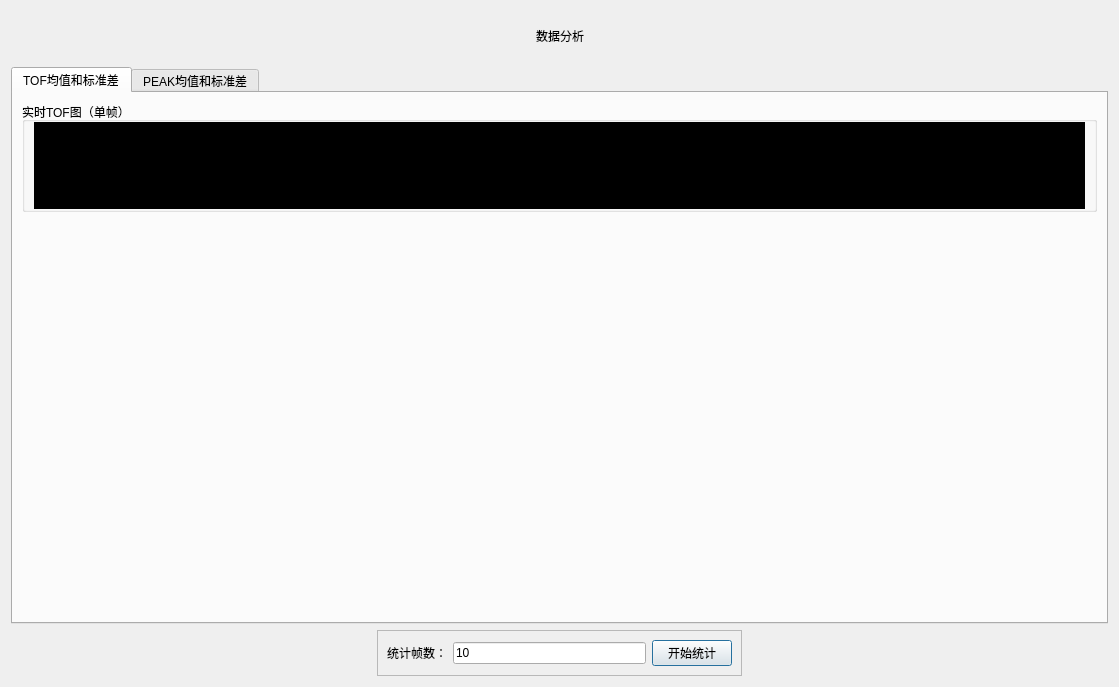
The window that statisticsdialog.ui (heathen557/linearArrayUSB) describes before a commit, drawn with Qt 5.
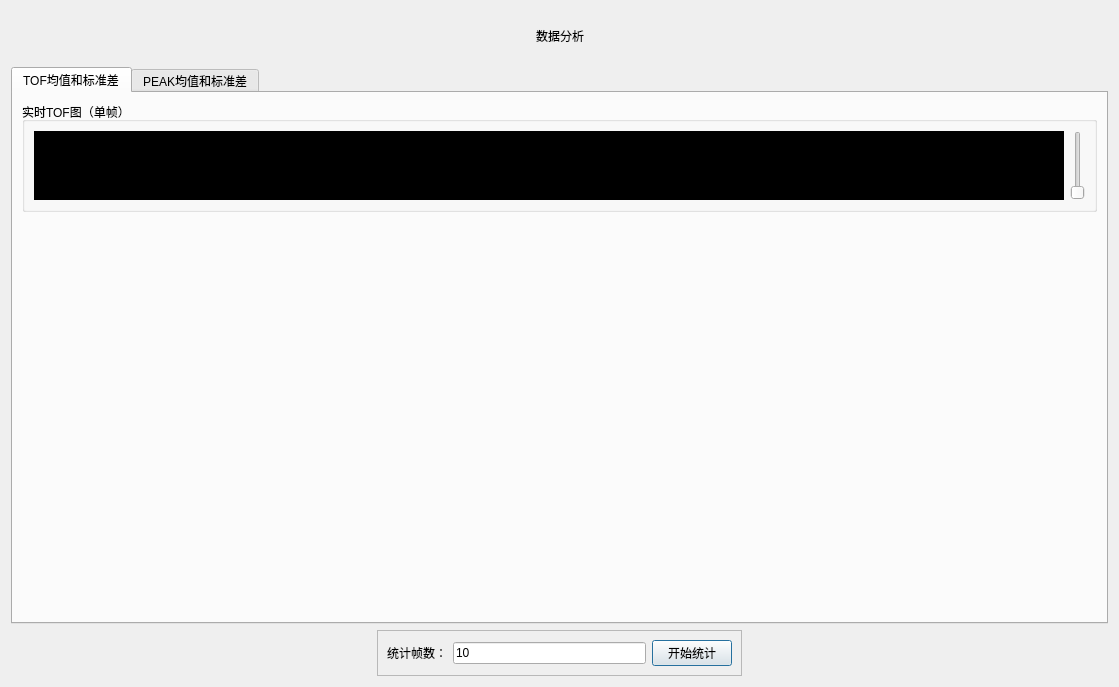
The same window after the commit. Icons and pictures are not drawn. Custom widgets are drawn as their Qt base class.

```diff
--- a/statisticsdialog.ui
+++ b/statisticsdialog.ui
@@ -89,12 +89,6 @@
           <string>实时TOF图（单帧）</string>
          </property>
          <layout class="QGridLayout" name="gridLayout_2">
-          <property name="topMargin">
-           <number>0</number>
-          </property>
-          <property name="bottomMargin">
-           <number>0</number>
-          </property>
           <item row="0" column="0">
            <widget class="QLabel" name="tofImage_label">
             <property name="maximumSize">
@@ -111,6 +105,19 @@
             </property>
            </widget>
           </item>
+          <item row="0" column="1">
+           <widget class="QSlider" name="verticalSlider">
+            <property name="minimum">
+             <number>1</number>
+            </property>
+            <property name="maximum">
+             <number>5</number>
+            </property>
+            <property name="orientation">
+             <enum>Qt::Vertical</enum>
+            </property>
+           </widget>
+          </item>
          </layout>
         </widget>
        </item>
```
Left out of the diff: 22 changed lines with no effect on the pictures.
